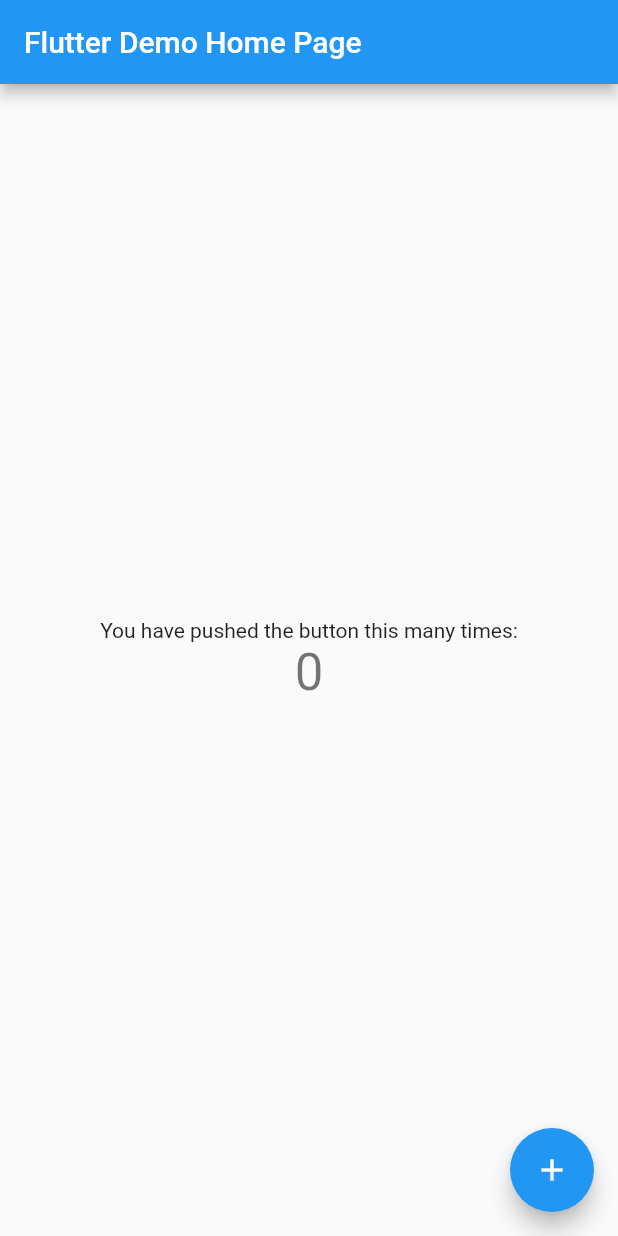
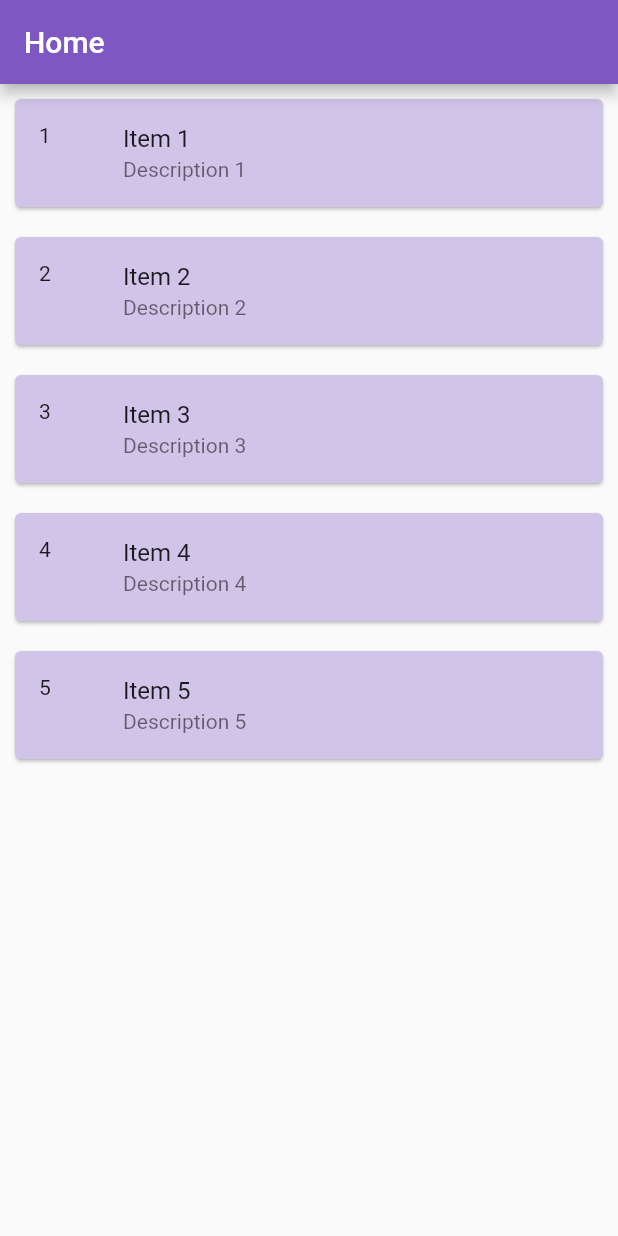
Before and after one commit to asyncr/json_local, a Flutter app: the screen it shows after launch, on a phone screen of 412 x 824 dp. Run offline on Flutter 3.47's test engine with Material 2 defaults, Android fonts, the phone set to English and light mode, and no system bars.

Commit message:
feat: Agregue lectura del archivo json de manera local

```diff
--- /dev/null
+++ b/assets/json_local.json
@@ -0,0 +1,30 @@
+{
+	"items":[
+		{
+			"id": "1",
+			"name": "Item 1",
+			"description": "Description 1"
+		},
+		{
+			"id": "2",
+			"name": "Item 2",
+			"description": "Description 2"
+		},
+		{
+			"id": "3",
+			"name": "Item 3",
+			"description": "Description 3"
+
+		},
+		{
+			"id": "4",
+			"name": "Item 4",
+			"description": "Description 4"
+		},
+		{
+			"id": "5",
+			"name": "Item 5",
+			"description": "Description 5"
+		}
+	]
+}
--- a/lib/main.dart
+++ b/lib/main.dart
@@ -1,115 +1,16 @@
 import 'package:flutter/material.dart';
+import 'package:json_local/screens/home.dart';
 
-void main() {
-  runApp(const MyApp());
-}
+void main() => runApp(const MyApp());
 
 class MyApp extends StatelessWidget {
   const MyApp({super.key});
 
-  // This widget is the root of your application.
   @override
   Widget build(BuildContext context) {
-    return MaterialApp(
-      title: 'Flutter Demo',
-      theme: ThemeData(
-        // This is the theme of your application.
-        //
-        // Try running your application with "flutter run". You'll see the
-        // application has a blue toolbar. Then, without quitting the app, try
-        // changing the primarySwatch below to Colors.green and then invoke
-        // "hot reload" (press "r" in the console where you ran "flutter run",
-        // or simply save your changes to "hot reload" in a Flutter IDE).
-        // Notice that the counter didn't reset back to zero; the application
-        // is not restarted.
-        primarySwatch: Colors.blue,
-      ),
-      home: const MyHomePage(title: 'Flutter Demo Home Page'),
+    return const MaterialApp(
+      debugShowCheckedModeBanner: false,
+      home: HomeScreen(),
     );
   }
 }
-
-class MyHomePage extends StatefulWidget {
-  const MyHomePage({super.key, required this.title});
-
-  // This widget is the home page of your application. It is stateful, meaning
-  // that it has a State object (defined below) that contains fields that affect
-  // how it looks.
-
-  // This class is the configuration for the state. It holds the values (in this
-  // case the title) provided by the parent (in this case the App widget) and
-  // used by the build method of the State. Fields in a Widget subclass are
-  // always marked "final".
-
-  final String title;
-
-  @override
-  State<MyHomePage> createState() => _MyHomePageState();
-}
-
-class _MyHomePageState extends State<MyHomePage> {
-  int _counter = 0;
-
-  void _incrementCounter() {
-    setState(() {
-      // This call to setState tells the Flutter framework that something has
-      // changed in this State, which causes it to rerun the build method below
-      // so that the display can reflect the updated values. If we changed
-      // _counter without calling setState(), then the build method would not be
-      // called again, and so nothing would appear to happen.
-      _counter++;
-    });
-  }
-
-  @override
-  Widget build(BuildContext context) {
-    // This method is rerun every time setState is called, for instance as done
-    // by the _incrementCounter method above.
-    //
-    // The Flutter framework has been optimized to make rerunning build methods
-    // fast, so that you can just rebuild anything that needs updating rather
-    // than having to individually change instances of widgets.
-    return Scaffold(
-      appBar: AppBar(
-        // Here we take the value from the MyHomePage object that was created by
-        // the App.build method, and use it to set our appbar title.
-        title: Text(widget.title),
-      ),
-      body: Center(
-        // Center is a layout widget. It takes a single child and positions it
-        // in the middle of the parent.
-        child: Column(
-          // Column is also a layout widget. It takes a list of children and
-          // arranges them vertically. By default, it sizes itself to fit its
-          // children horizontally, and tries to be as tall as its parent.
-          //
-          // Invoke "debug painting" (press "p" in the console, choose the
-          // "Toggle Debug Paint" action from the Flutter Inspector in Android
-          // Studio, or the "Toggle Debug Paint" command in Visual Studio Code)
-          // to see the wireframe for each widget.
-          //
-          // Column has various properties to control how it sizes itself and
-          // how it positions its children. Here we use mainAxisAlignment to
-          // center the children vertically; the main axis here is the vertical
-          // axis because Columns are vertical (the cross axis would be
-          // horizontal).
-          mainAxisAlignment: MainAxisAlignment.center,
-          children: <Widget>[
-            const Text(
-              'You have pushed the button this many times:',
-            ),
-            Text(
-              '$_counter',
-              style: Theme.of(context).textTheme.headline4,
-            ),
-          ],
-        ),
-      ),
-      floatingActionButton: FloatingActionButton(
-        onPressed: _incrementCounter,
-        tooltip: 'Increment',
-        child: const Icon(Icons.add),
-      ), // This trailing comma makes auto-formatting nicer for build methods.
-    );
-  }
-}
--- /dev/null
+++ b/lib/models/item.dart
@@ -0,0 +1,19 @@
+class Item {
+  Item({required this.id, required this.name, required this.description});
+
+  String id;
+  String name;
+  String description;
+
+  factory Item.fromJson(Map<String, dynamic> json) => Item(
+        id: json["id"],
+        name: json["name"],
+        description: json["description"],
+      );
+
+  Map<String, dynamic> toJson() => {
+        "id": id,
+        "name": name,
+        "description": description,
+      };
+}
--- /dev/null
+++ b/lib/provider/url.dart
@@ -0,0 +1 @@
+const String localjson = "assets/json_local.json";
--- /dev/null
+++ b/lib/screens/home.dart
@@ -0,0 +1,104 @@
+import 'package:flutter/material.dart';
+import 'package:json_local/utils/converter_to_json.dart';
+
+class HomeScreen extends StatefulWidget {
+  const HomeScreen({super.key});
+
+  @override
+  State<HomeScreen> createState() => _HomeScreenState();
+}
+
+// List _items = [];
+
+// Future<void> loadJson() async {
+//   final String data = await rootBundle.loadString('assets/json_local.json');
+//   final items = await json.decode(data);
+//   setState(() {
+//     _items = items["items"];
+//     // ignore: avoid_print
+//     print("..ITEMS -> ${_items.length}");
+//   });
+// }
+
+class _HomeScreenState extends State<HomeScreen> {
+  @override
+  Widget build(BuildContext context) {
+    return Scaffold(
+      appBar: AppBar(
+        title: const Text('Home'),
+        backgroundColor: Colors.deepPurple.shade400,
+      ),
+      body: FutureBuilder(
+        future: converterJson(),
+        builder: (context, data) {
+          if (data.hasError) {
+            return const Center(
+              child: Text('Ha ocurrido un error'),
+            );
+          }
+          final items = data.data as List;
+          return data.hasData
+              ? ListView.builder(
+                  itemCount: items.length,
+                  itemBuilder: (context, index) {
+                    return Card(
+                      key: Key(items[index].id),
+                      margin: const EdgeInsets.all(10),
+                      color: Colors.deepPurple.shade100,
+                      child: ListTile(
+                        leading: Text(items[index].id),
+                        title: Text(items[index].name),
+                        subtitle: Text(items[index].description),
+                      ),
+                    );
+                  },
+                )
+              : const Center(child: CircularProgressIndicator());
+        },
+      ),
+    );
+  }
+}
+
+// class ColumSetState extends StatelessWidget {
+//   const ColumSetState({Key? key, required List items})
+//       : _items = items,
+//         super(key: key);
+//
+//   final List _items;
+//
+//   @override
+//   Widget build(BuildContext context) {
+//     return Column(
+//       children: [
+//         _items.isNotEmpty
+//             ? Expanded(
+//                 child: ListView.builder(
+//                   itemCount: _items.length,
+//                   itemBuilder: (BuildContext context, int index) {
+//                     return Card(
+//                       key: Key(_items[index]['id']),
+//                       margin: const EdgeInsets.all(10),
+//                       color: Colors.deepPurple.shade100,
+//                       child: ListTile(
+//                         leading: Text(_items[index]['id']),
+//                         title: Text(_items[index]['name']),
+//                         subtitle: Text(_items[index]['description']),
+//                       ),
+//                     );
+//                   },
+//                 ),
+//               )
+//             : ElevatedButton(
+//                 onPressed: () {
+//                   loadJson();
+//                 },
+//                 style: ElevatedButton.styleFrom(
+//                   backgroundColor: Colors.deepPurple.shade200,
+//                 ),
+//                 child: const Center(child: Center(child: Text('Load JSON'))),
+//               ),
+//       ],
+//     );
+//   }
+// }
--- /dev/null
+++ b/lib/utils/converter_to_json.dart
@@ -0,0 +1,23 @@
+import 'dart:convert';
+
+import 'package:flutter/services.dart';
+import 'package:json_local/models/item.dart';
+
+import '../provider/url.dart';
+
+// Future<List<Item>> converterJson() async {
+//   final jsonData = await rootBundle.loadString('assets/json_local.json');
+//   final jsonResult = await json.decode(jsonData) as List;
+//   // final jsonResult = json.decode(jsonData) as Map<String, dynamic>; //
+//   return jsonResult.map((dynamic item) => Item.fromJson(item)).toList();
+// }
+
+//Crear una funcion que retorne un Future de tipo List<Item>
+//de la clase Item.dart leyendo el archivo json_local.json
+Future<List<Item>> converterJson() async {
+  final jsonData = await rootBundle.loadString(localjson);
+  final jsonResult = json.decode(jsonData) as Map<String, dynamic>;
+  return (jsonResult['items'] as List)
+      .map((item) => Item.fromJson(item))
+      .toList();
+}
--- a/pubspec.yaml
+++ b/pubspec.yaml
@@ -60,8 +60,9 @@ flutter:
   uses-material-design: true
 
   # To add assets to your application, add an assets section, like this:
-  # assets:
-  #   - images/a_dot_burr.jpeg
+  assets:
+    # - assets/images
+    - assets/json_local.json
   #   - images/a_dot_ham.jpeg
 
   # An image asset can refer to one or more resolution-specific "variants", see
```
